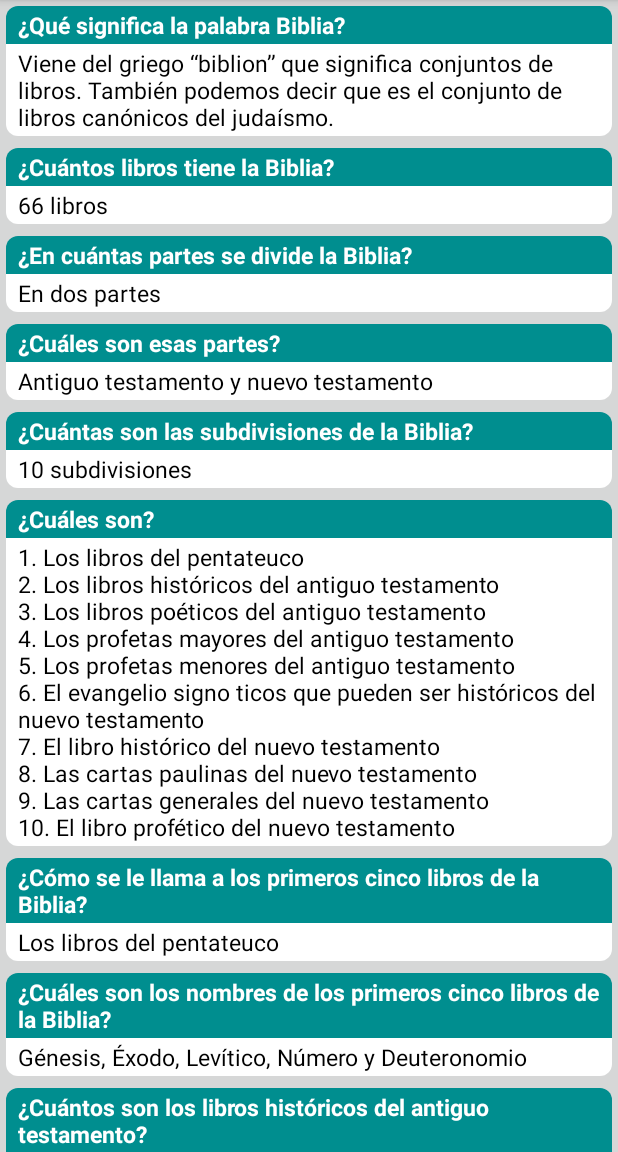
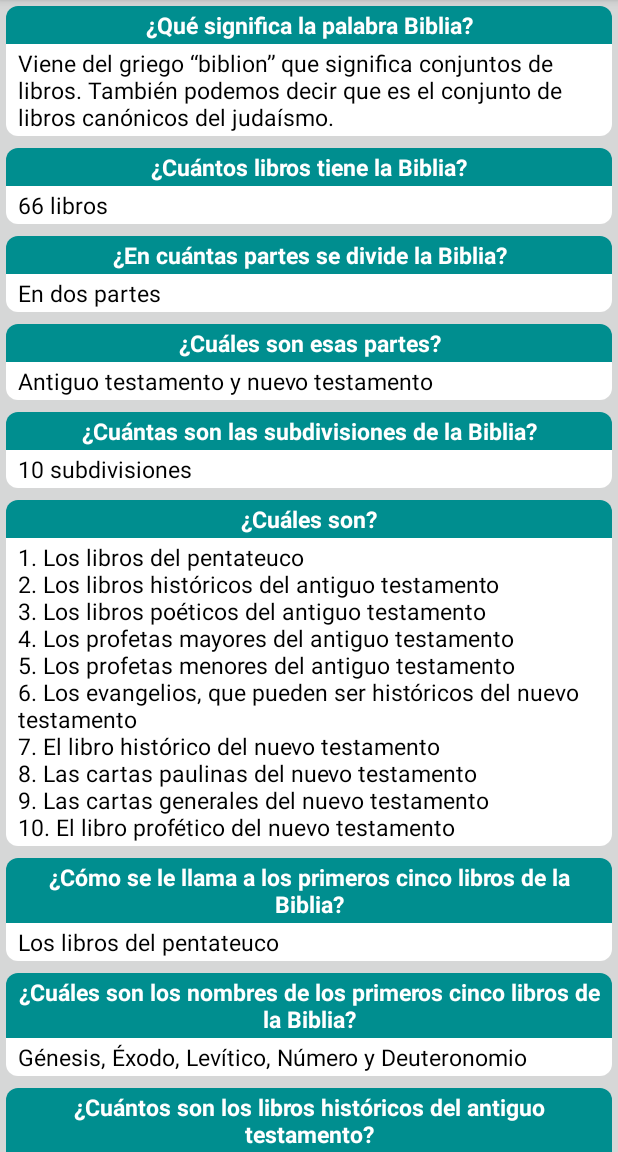
Before and after one commit to edwinabreu86/ManualParaNuevosCreyentes, an Android app: the screen it shows after launch (MainActivity), on a phone screen of 412 x 824 dp, the part 84-1236 px from its top. Run offline under Robolectric (Android 15) with nearby library versions, the phone set to English and light mode, and no system bars.

```diff
--- a/app/src/main/java/com/edwin/abreusoft/manualbiblicoparacreyentes/Items/ItemsText.java
+++ b/app/src/main/java/com/edwin/abreusoft/manualbiblicoparacreyentes/Items/ItemsText.java
@@ -13,7 +13,7 @@ public class ItemsText {
                     "3. Los libros poéticos del antiguo testamento \n" +
                     "4. Los profetas mayores del antiguo testamento \n" +
                     "5. Los profetas menores del antiguo testamento \n" +
-                    "6. El evangelio signo ticos que pueden ser históricos del nuevo testamento \n" +
+                    "6. Los evangelios, que pueden ser históricos del nuevo testamento \n" +
                     "7. El libro histórico del nuevo testamento \n" +
                     "8. Las cartas paulinas del nuevo testamento \n" +
                     "9. Las cartas generales del nuevo testamento \n" +
@@ -41,13 +41,16 @@ public class ItemsText {
             {"¿Cuál es el libro profético del nuevo testamento?", "Apocalipsis"}};
 
     public static final String[][] TEXTS_TO_MEM = {
-            {"1 Timoteo 3-16", "E indiscutiblemente, grande es el misterio de la piedad: \n" +
+            {"1 Timoteo 3-16",
+                    "E indiscutiblemente, grande es el misterio de la piedad: \n" +
                     "Dios fue manifestado en carne, \nJustificado en el Espíritu, \n" +
                     "visto de los ángeles, \npredicado a los gentiles, \n" +
                     "creído en el mundo, \nrecibido arriba en gloria."},
-            {"2 Timoteo 3-16", "Toda la Escritura es inspirada por Dios, y útil para enseñar, " +
+            {"2 Timoteo 3-16",
+                    "Toda la Escritura es inspirada por Dios, y útil para enseñar, " +
                     "para redargüir, para corregir, para instruir en justicia."},
-            {"2 Pedro 1-21", "Porque nunca la profecía fue traída por voluntad humana, "+
+            {"2 Pedro 1-21",
+                    "Porque nunca la profecía fue traída por voluntad humana, "+
                     "sino que los santos hombres de Dios hablaron siendo inspirados por el Espíritu Santo."}
     };
 
--- a/app/src/main/res/layout/app_bar_main.xml
+++ b/app/src/main/res/layout/app_bar_main.xml
@@ -30,6 +30,7 @@
             app:popupTheme="@style/ThemeOverlay.AppCompat.Light"
             app:layout_scrollFlags="scroll|enterAlways"
             tools:targetApi="lollipop" />
+
     </android.support.design.widget.AppBarLayout>
 
     <android.support.v4.widget.NestedScrollView
--- a/app/src/main/res/layout/item_view.xml
+++ b/app/src/main/res/layout/item_view.xml
@@ -5,20 +5,13 @@
 
     <TextView
         android:id="@+id/question_view"
-        style="@style/item_style"
-        android:background="@drawable/rectangle_upper"
-        android:elevation="4dp"
-        android:textColor="@android:color/white"
-        android:textStyle="bold"
-        tools:targetApi="lollipop"
+        style="@style/item_style_top"
         tools:text="Question" />
 
     <TextView
         android:id="@+id/answer_view"
-        style="@style/item_style"
+        style="@style/item_style_bottom"
         android:background="@drawable/rectangle_lower"
-        android:elevation="4dp"
-        tools:targetApi="lollipop"
         tools:text="Answer" />
 
 </LinearLayout>
--- a/app/src/main/res/values/styles.xml
+++ b/app/src/main/res/values/styles.xml
@@ -12,7 +12,21 @@
         <item name="windowActionModeOverlay">true</item>
     </style>
 
-    <style name="item_style">
+    <style name="item_style_top">
+        <item name="android:layout_width">match_parent</item>
+        <item name="android:layout_height">wrap_content</item>
+        <item name="android:paddingTop">2dp</item>
+        <item name="android:paddingBottom">2dp</item>
+        <item name="android:paddingStart">8dp</item>
+        <item name="android:paddingEnd">8dp</item>
+        <item name="android:textSize">15sp</item>
+        <item name="android:textStyle">bold</item>
+        <item name="android:textAlignment">center</item>
+        <item name="android:background">@drawable/rectangle_upper</item>
+        <item name="android:textColor">@android:color/white</item>
+    </style>
+
+    <style name="item_style_bottom">
         <item name="android:layout_width">match_parent</item>
         <item name="android:layout_height">wrap_content</item>
         <item name="android:paddingTop">2dp</item>
```
Also changed, not shown: app/src/main/java/com/edwin/abreusoft/manualbiblicoparacreyentes/Paragraphs.java (+12 -8 lines), app/src/main/res/layout/book_view.xml (+4 -4 lines).
